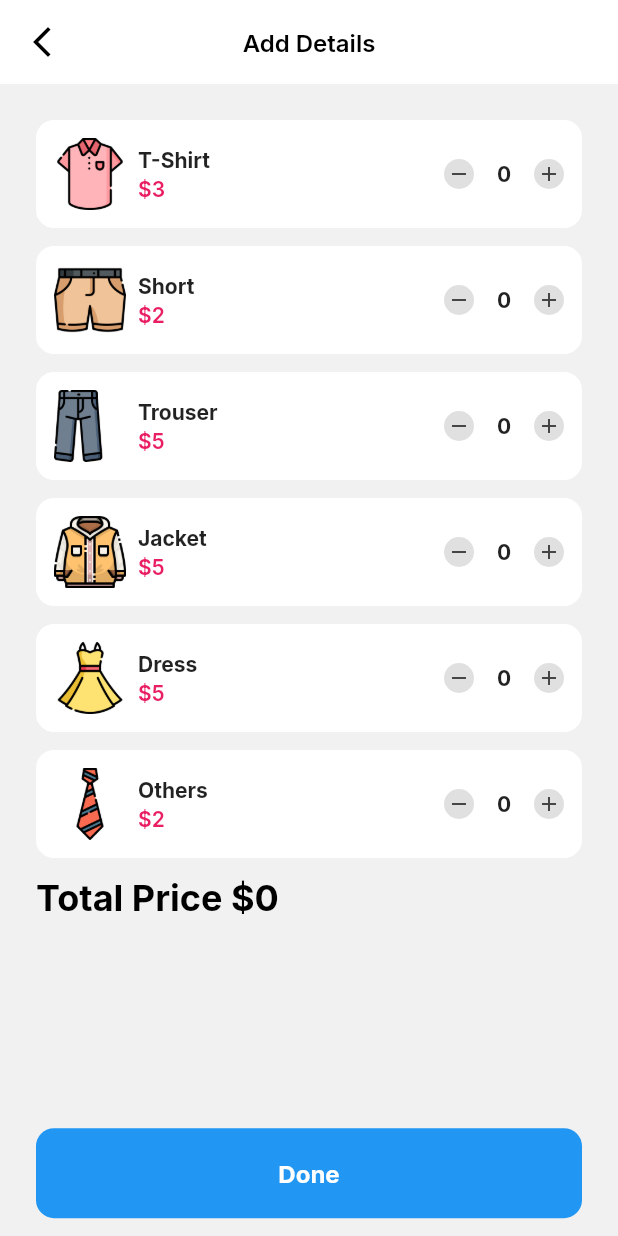
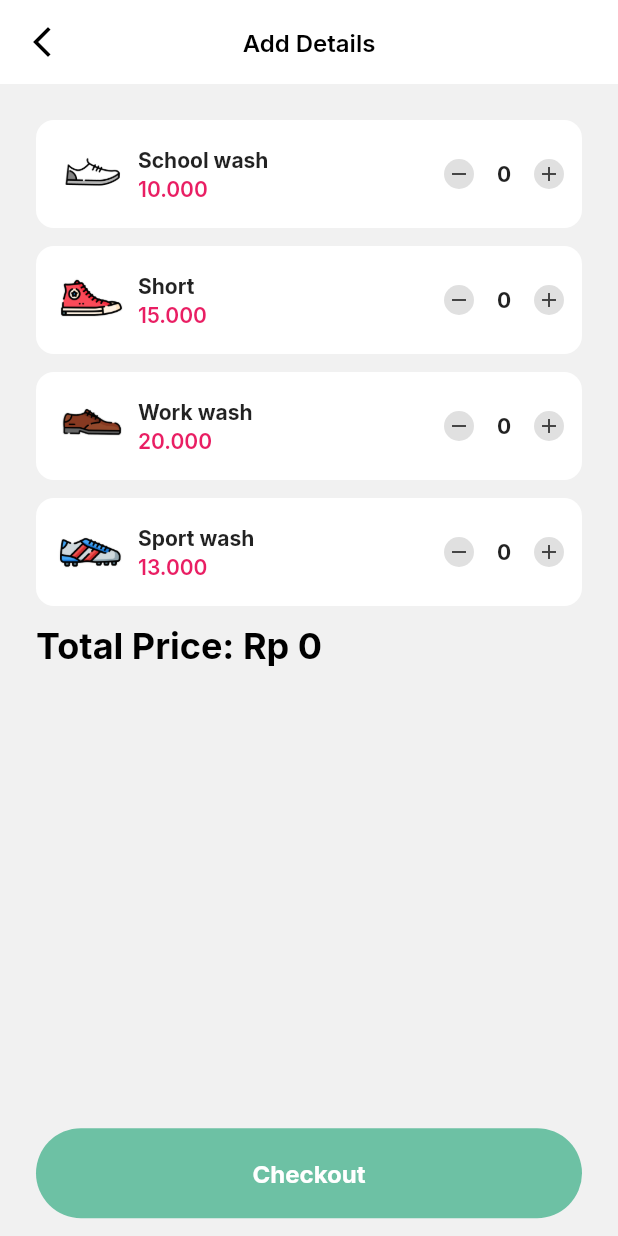
Before and after one commit to muhammadgimnastiar/rijix-shoes-laundy-app, a Flutter app: the DetailPage screen opened directly, on a phone screen of 412 x 824 dp. Run offline on Flutter 3.47's test engine with Material 2 defaults, Android fonts, the phone set to English and light mode, and no system bars; our stand-ins replace google_fonts.

```diff
--- a/lib/main.dart
+++ b/lib/main.dart
@@ -96,4 +96,8 @@ class _MyAppState extends State<MyApp> {
       ),
     );
   }
+
+  getWidget(){
+    return (indexnav==0)?HomePage():Container();
+  }
 }
--- a/lib/pages/details.dart
+++ b/lib/pages/details.dart
@@ -1,4 +1,5 @@
 import 'package:flutter/material.dart';
+import 'package:rijix_laundy_app/theme/colors.dart';
 import 'package:rijix_laundy_app/utils/fade_animation.dart';
 import 'package:google_fonts/google_fonts.dart';
 
@@ -11,12 +12,10 @@ class DetailPage extends StatefulWidget {
 
 class _DetailPageState extends State<DetailPage> {
   Map<String, Map<String, int>> order = {
-    'shirt': {'price': 3, 'total': 0},
-    'short': {'price': 2, 'total': 0},
-    'trouser': {'price': 5, 'total': 0},
-    'jacket': {'price': 5, 'total': 0},
-    'dress': {'price': 5, 'total': 0},
-    'others': {'price': 2, 'total': 0}
+    'school': {'price': 10000, 'total': 0},
+    'sneakers': {'price': 15000, 'total': 0},
+    'work': {'price': 20000, 'total': 0},
+    'sport': {'price': 13000, 'total': 0},
   };
   int totalPrice = 0;
 
@@ -28,7 +27,11 @@ class _DetailPageState extends State<DetailPage> {
   @override
   Widget build(BuildContext context) {
     Widget option(
-        {String? image, String? name, int? price, String? type, int? delay}) {
+        {String? image,
+        String? name,
+        String? price,
+        String? type,
+        int? delay}) {
       return FadeAnimation(
         delay: delay,
         child: Container(
@@ -40,7 +43,7 @@ class _DetailPageState extends State<DetailPage> {
               crossAxisAlignment: CrossAxisAlignment.center,
               children: [
                 Image.asset(
-                  'assets/images/wears/$image',
+                  'assets/images/$image',
                   width: 48,
                 ),
                 const SizedBox(
@@ -54,7 +57,7 @@ class _DetailPageState extends State<DetailPage> {
                     const SizedBox(
                       height: 2,
                     ),
-                    Text('\$$price',
+                    Text('$price',
                         style: GoogleFonts.inter(
                             color: Colors.pink, fontWeight: FontWeight.w600))
                   ],
@@ -87,7 +90,7 @@ class _DetailPageState extends State<DetailPage> {
                 SizedBox(
                   width: 24,
                   child: Center(
-                    child: Text('${order[type]!['total']}',
+                    child: Text('${order[type]?['total']}',
                         style: GoogleFonts.inter(fontWeight: FontWeight.w700)),
                   ),
                 ),
@@ -145,44 +148,32 @@ class _DetailPageState extends State<DetailPage> {
               crossAxisAlignment: CrossAxisAlignment.start,
               children: [
                 option(
-                    image: 'shirt.png',
-                    name: 'T-Shirt',
-                    price: 3,
-                    type: 'shirt',
+                    image: 'school.png',
+                    name: 'School wash',
+                    price: '10.000',
+                    type: 'school',
                     delay: 150),
                 option(
-                    image: 'shorts.png',
+                    image: 'sneakers.png',
                     name: 'Short',
-                    price: 2,
-                    type: 'short',
+                    price: '15.000',
+                    type: 'sneakers',
                     delay: 300),
                 option(
-                    image: 'trousers.png',
-                    name: 'Trouser',
-                    price: 5,
-                    type: 'trouser',
+                    image: 'work.png',
+                    name: 'Work wash',
+                    price: '20.000',
+                    type: 'work',
                     delay: 450),
                 option(
-                    image: 'jacket.png',
-                    name: 'Jacket',
-                    price: 5,
-                    type: 'jacket',
+                    image: 'sport.png',
+                    name: 'Sport wash',
+                    price: '13.000',
+                    type: 'sport',
                     delay: 600),
-                option(
-                    image: 'dress.png',
-                    name: 'Dress',
-                    price: 5,
-                    type: 'dress',
-                    delay: 750),
-                option(
-                    image: 'tie.png',
-                    name: 'Others',
-                    price: 2,
-                    type: 'others',
-                    delay: 900),
                 FadeAnimation(
                   delay: 900,
-                  child: Text('Total Price \$$totalPrice',
+                  child: Text('Total Price: Rp $totalPrice',
                       style: GoogleFonts.inter(
                           fontSize: 24,
                           fontWeight: FontWeight.w700,
@@ -206,11 +197,11 @@ class _DetailPageState extends State<DetailPage> {
                 height: 60,
                 width: double.infinity,
                 decoration: BoxDecoration(
-                  color: Colors.blue,
-                  borderRadius: BorderRadius.circular(12),
+                  color: AppColor.green,
+                  borderRadius: BorderRadius.circular(30),
                 ),
                 child: Center(
-                  child: Text('Done',
+                  child: Text('Checkout',
                       style: GoogleFonts.inter(
                           fontSize: 16,
                           fontWeight: FontWeight.w700,
--- a/lib/routes/route_page.dart
+++ b/lib/routes/route_page.dart
@@ -14,7 +14,7 @@ class RoutePage extends StatelessWidget {
       routes: {
         '/home_page' : (context) => HomePage(),
         '/detail_order': (context) => DetailPage(),
-         '/detail_order': (context) => PickTimePage(),
+         '/pick_time': (context) => PickTimePage(),
       },
     );
   }
--- a/lib/theme/colors.dart
+++ b/lib/theme/colors.dart
@@ -10,6 +10,7 @@ abstract class AppColor {
   static final purplebg = new Color(0xFF6DC1A4);
   static final whitebg = new Color(0xFFF6F6F6);
   static final grey = new Color(0xFF878787);
-
+  static final white = new Color(0xFFFFFFFF);
+  static final black = new Color(0xFF000000);
   AppColors();
 }
```
Also changed, not shown: lib/pages/home_page.dart (+34 -7 lines), lib/widget/home_info_card.dart (added, +35 -0 lines), lib/widget/shoes_type_menu.dart (added, +69 -0 lines), assets/images/sneakers.png, assets/images/sport.png.
